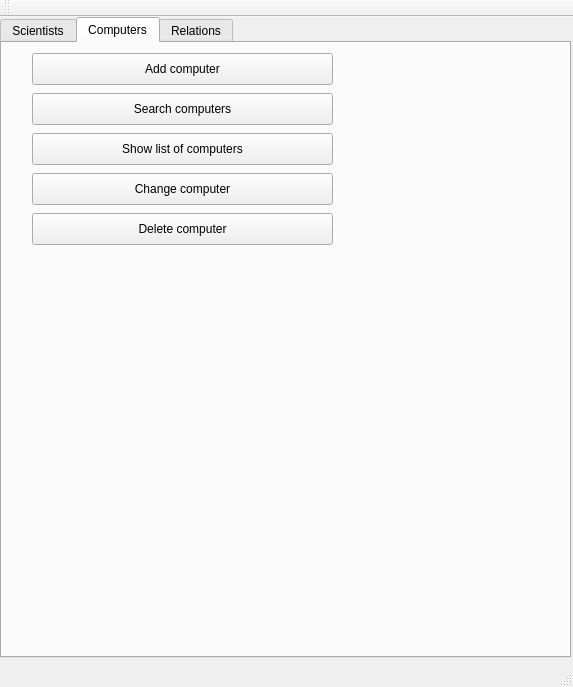
Before: the Qt Designer form week3/mainwindow.ui in jonsig/verklegt-namskeid-1, drawn with Qt 5.
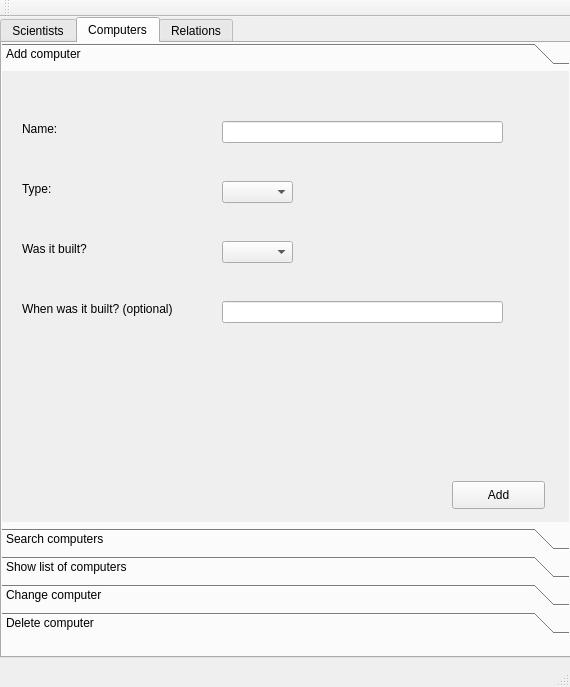
After: the same form once the commit is applied. The open tabs and pages were chosen to show the change.

Commit message: Bætti eitthverju við í design stuffið

Patch:
```diff
--- a/week3/mainwindow.ui
+++ b/week3/mainwindow.ui
@@ -6,7 +6,7 @@
    <rect>
     <x>0</x>
     <y>0</y>
-    <width>573</width>
+    <width>570</width>
     <height>687</height>
    </rect>
   </property>
@@ -317,70 +317,340 @@
      <attribute name="title">
       <string>Computers</string>
      </attribute>
-     <widget class="QPushButton" name="pushButton_add_computer">
+     <widget class="QToolBox" name="toolBox_2">
       <property name="geometry">
        <rect>
-        <x>30</x>
-        <y>10</y>
-        <width>301</width>
-        <height>32</height>
+        <x>0</x>
+        <y>0</y>
+        <width>571</width>
+        <height>591</height>
        </rect>
       </property>
-      <property name="text">
-       <string>Add computer</string>
+      <property name="currentIndex">
+       <number>2</number>
       </property>
-     </widget>
-     <widget class="QPushButton" name="pushButton_search_computers">
-      <property name="geometry">
-       <rect>
-        <x>30</x>
-        <y>50</y>
-        <width>301</width>
-        <height>32</height>
-       </rect>
-      </property>
-      <property name="text">
-       <string>Search computers</string>
-      </property>
-     </widget>
-     <widget class="QPushButton" name="pushButton_delete_computers">
-      <property name="geometry">
-       <rect>
-        <x>30</x>
-        <y>170</y>
-        <width>301</width>
-        <height>32</height>
-       </rect>
-      </property>
-      <property name="text">
-       <string>Delete computer</string>
-      </property>
-     </widget>
-     <widget class="QPushButton" name="pushButton_change_computers">
-      <property name="geometry">
-       <rect>
-        <x>30</x>
-        <y>130</y>
-        <width>301</width>
-        <height>32</height>
-       </rect>
-      </property>
-      <property name="text">
-       <string>Change computer</string>
-      </property>
-     </widget>
-     <widget class="QPushButton" name="pushButton_show_computers">
-      <property name="geometry">
-       <rect>
-        <x>30</x>
-        <y>90</y>
-        <width>301</width>
-        <height>32</height>
-       </rect>
-      </property>
-      <property name="text">
-       <string>Show list of computers</string>
-      </property>
+      <widget class="QWidget" name="page_6">
+       <property name="geometry">
+        <rect>
+         <x>0</x>
+         <y>0</y>
+         <width>571</width>
+         <height>436</height>
+        </rect>
+       </property>
+       <attribute name="label">
+        <string>Add computer</string>
+       </attribute>
+       <widget class="QLabel" name="label_10">
+        <property name="geometry">
+         <rect>
+          <x>20</x>
+          <y>50</y>
+          <width>81</width>
+          <height>16</height>
+         </rect>
+        </property>
+        <property name="font">
+         <font>
+          <pointsize>9</pointsize>
+         </font>
+        </property>
+        <property name="text">
+         <string>Name:</string>
+        </property>
+       </widget>
+       <widget class="QLabel" name="label_11">
+        <property name="geometry">
+         <rect>
+          <x>20</x>
+          <y>110</y>
+          <width>55</width>
+          <height>16</height>
+         </rect>
+        </property>
+        <property name="font">
+         <font>
+          <pointsize>9</pointsize>
+         </font>
+        </property>
+        <property name="text">
+         <string>Type:</string>
+        </property>
+       </widget>
+       <widget class="QLabel" name="label_12">
+        <property name="geometry">
+         <rect>
+          <x>20</x>
+          <y>170</y>
+          <width>111</width>
+          <height>16</height>
+         </rect>
+        </property>
+        <property name="font">
+         <font>
+          <pointsize>9</pointsize>
+         </font>
+        </property>
+        <property name="text">
+         <string>Was it built? </string>
+        </property>
+       </widget>
+       <widget class="QLabel" name="label_13">
+        <property name="geometry">
+         <rect>
+          <x>20</x>
+          <y>230</y>
+          <width>191</width>
+          <height>16</height>
+         </rect>
+        </property>
+        <property name="font">
+         <font>
+          <pointsize>9</pointsize>
+         </font>
+        </property>
+        <property name="text">
+         <string>When was it built? (optional)</string>
+        </property>
+       </widget>
+       <widget class="QLineEdit" name="lineEdit_5">
+        <property name="geometry">
+         <rect>
+          <x>220</x>
+          <y>50</y>
+          <width>281</width>
+          <height>22</height>
+         </rect>
+        </property>
+       </widget>
+       <widget class="QComboBox" name="comboBox_2">
+        <property name="geometry">
+         <rect>
+          <x>220</x>
+          <y>110</y>
+          <width>71</width>
+          <height>22</height>
+         </rect>
+        </property>
+       </widget>
+       <widget class="QComboBox" name="comboBox_3">
+        <property name="geometry">
+         <rect>
+          <x>220</x>
+          <y>170</y>
+          <width>71</width>
+          <height>22</height>
+         </rect>
+        </property>
+       </widget>
+       <widget class="QLineEdit" name="lineEdit_6">
+        <property name="geometry">
+         <rect>
+          <x>220</x>
+          <y>230</y>
+          <width>281</width>
+          <height>22</height>
+         </rect>
+        </property>
+       </widget>
+       <widget class="QPushButton" name="addComputerButton">
+        <property name="geometry">
+         <rect>
+          <x>450</x>
+          <y>410</y>
+          <width>93</width>
+          <height>28</height>
+         </rect>
+        </property>
+        <property name="text">
+         <string>Add</string>
+        </property>
+       </widget>
+      </widget>
+      <widget class="QWidget" name="page_8">
+       <attribute name="label">
+        <string>Search computers</string>
+       </attribute>
+       <widget class="QLabel" name="label_14">
+        <property name="geometry">
+         <rect>
+          <x>20</x>
+          <y>10</y>
+          <width>341</width>
+          <height>16</height>
+         </rect>
+        </property>
+        <property name="font">
+         <font>
+          <pointsize>9</pointsize>
+         </font>
+        </property>
+        <property name="text">
+         <string>To search for a computer, enter the computers :</string>
+        </property>
+       </widget>
+       <widget class="QLabel" name="label_15">
+        <property name="geometry">
+         <rect>
+          <x>20</x>
+          <y>30</y>
+          <width>251</width>
+          <height>16</height>
+         </rect>
+        </property>
+        <property name="font">
+         <font>
+          <pointsize>9</pointsize>
+         </font>
+        </property>
+        <property name="text">
+         <string>name, type or year of build</string>
+        </property>
+       </widget>
+       <widget class="QLineEdit" name="lineEdit_7">
+        <property name="geometry">
+         <rect>
+          <x>80</x>
+          <y>90</y>
+          <width>391</width>
+          <height>22</height>
+         </rect>
+        </property>
+       </widget>
+       <widget class="QLabel" name="label_16">
+        <property name="geometry">
+         <rect>
+          <x>20</x>
+          <y>90</y>
+          <width>55</width>
+          <height>16</height>
+         </rect>
+        </property>
+        <property name="font">
+         <font>
+          <pointsize>9</pointsize>
+         </font>
+        </property>
+        <property name="text">
+         <string>Search: </string>
+        </property>
+       </widget>
+       <widget class="QLabel" name="label_17">
+        <property name="geometry">
+         <rect>
+          <x>20</x>
+          <y>150</y>
+          <width>71</width>
+          <height>16</height>
+         </rect>
+        </property>
+        <property name="font">
+         <font>
+          <pointsize>9</pointsize>
+         </font>
+        </property>
+        <property name="text">
+         <string>Resaults: </string>
+        </property>
+       </widget>
+      </widget>
+      <widget class="QWidget" name="page_9">
+       <attribute name="label">
+        <string>Show list of computers</string>
+       </attribute>
+       <widget class="QLabel" name="label_21">
+        <property name="geometry">
+         <rect>
+          <x>20</x>
+          <y>20</y>
+          <width>111</width>
+          <height>16</height>
+         </rect>
+        </property>
+        <property name="font">
+         <font>
+          <pointsize>9</pointsize>
+         </font>
+        </property>
+        <property name="text">
+         <string>Sort the list by: </string>
+        </property>
+       </widget>
+       <widget class="QLabel" name="label_22">
+        <property name="geometry">
+         <rect>
+          <x>20</x>
+          <y>50</y>
+          <width>181</width>
+          <height>16</height>
+         </rect>
+        </property>
+        <property name="font">
+         <font>
+          <pointsize>9</pointsize>
+         </font>
+        </property>
+        <property name="text">
+         <string>Ascending or descending?</string>
+        </property>
+       </widget>
+       <widget class="QComboBox" name="comboBox_6">
+        <property name="geometry">
+         <rect>
+          <x>220</x>
+          <y>20</y>
+          <width>71</width>
+          <height>22</height>
+         </rect>
+        </property>
+       </widget>
+       <widget class="QComboBox" name="comboBox_7">
+        <property name="geometry">
+         <rect>
+          <x>220</x>
+          <y>50</y>
+          <width>71</width>
+          <height>22</height>
+         </rect>
+        </property>
+       </widget>
+       <widget class="QLabel" name="label_23">
+        <property name="geometry">
+         <rect>
+          <x>20</x>
+          <y>90</y>
+          <width>131</width>
+          <height>16</height>
+         </rect>
+        </property>
+        <property name="font">
+         <font>
+          <pointsize>9</pointsize>
+         </font>
+        </property>
+        <property name="text">
+         <string>The computers:</string>
+        </property>
+       </widget>
+      </widget>
+      <widget class="QWidget" name="page_10">
+       <attribute name="label">
+        <string>Change computer</string>
+       </attribute>
+      </widget>
+      <widget class="QWidget" name="page_7">
+       <property name="geometry">
+        <rect>
+         <x>0</x>
+         <y>0</y>
+         <width>571</width>
+         <height>436</height>
+        </rect>
+       </property>
+       <attribute name="label">
+        <string>Delete computer</string>
+       </attribute>
+      </widget>
      </widget>
     </widget>
     <widget class="QWidget" name="tab_relations">
```
Left out of the diff: 219 changed lines with no effect on the pictures.
